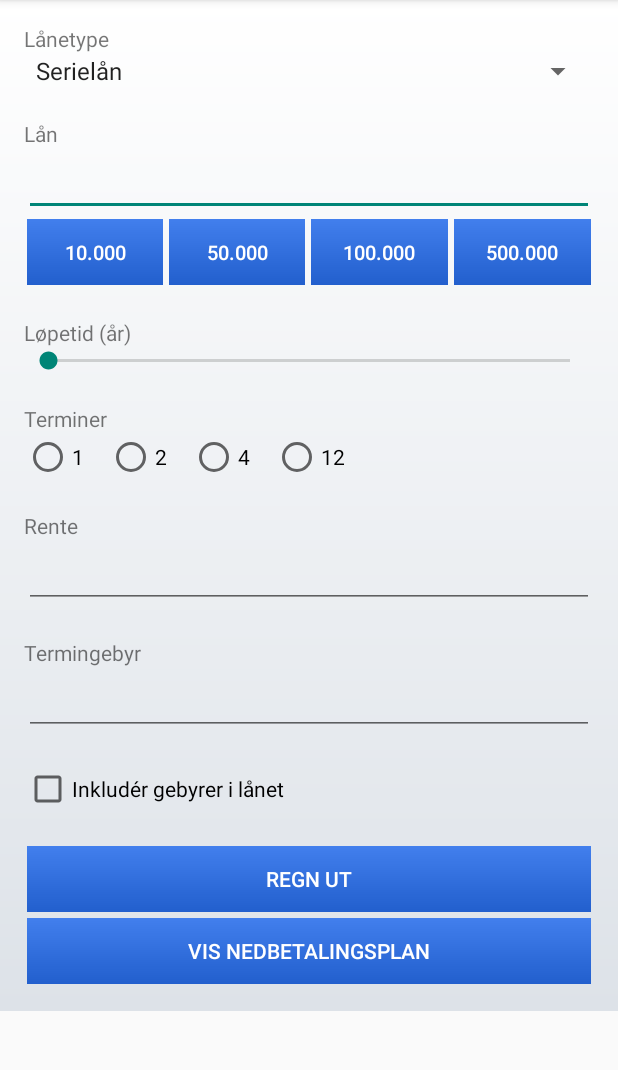
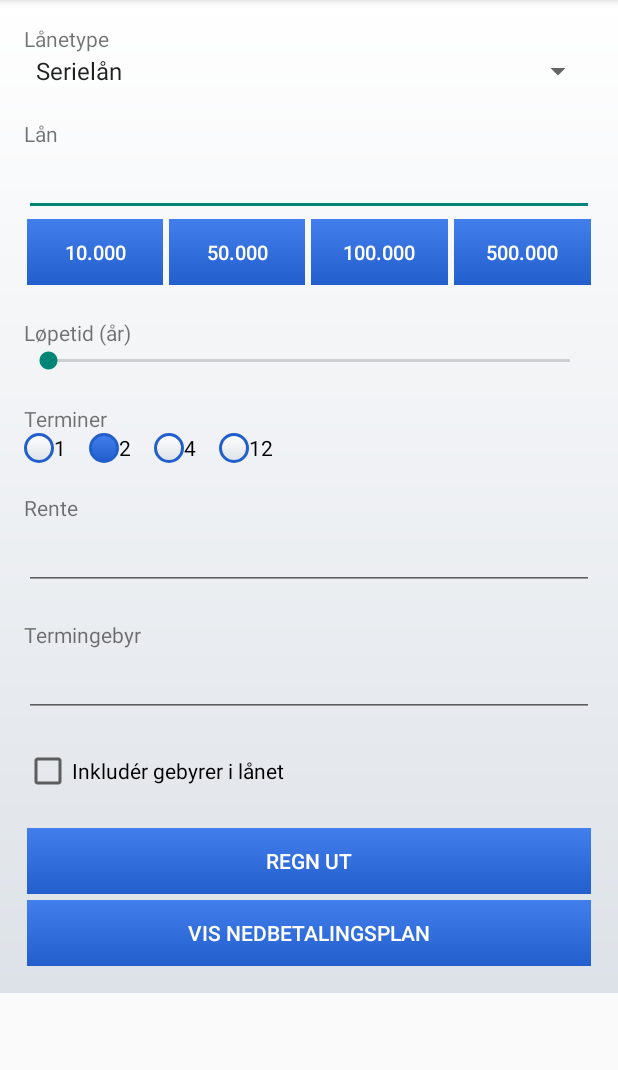
Before and after one commit to HiT-SyntaxError/Laanekalkulator, an Android app: the screen it shows after launch (MainActivity), on a phone screen of 412 x 824 dp, the part 84-1154 px from its top. Run offline under Robolectric (Android 15) with nearby library versions, the phone set to English and light mode, and no system bars.

Commit message:
Legg til egne radiobuttons

```diff
--- /dev/null
+++ b/app/src/main/res/drawable/radiobutton_selected.xml
@@ -0,0 +1,11 @@
+<?xml version="1.0" encoding="utf-8"?>
+<shape
+    xmlns:android="http://schemas.android.com/apk/res/android"
+    android:shape="oval">
+    <size android:width="20dp" android:height="20dp" />
+    <stroke android:width="2dp" android:color="@color/bluedark" />
+    <gradient
+        android:startColor="@color/bluelight"
+        android:endColor="@color/bluedark"
+        android:angle="-90" />
+</shape>
--- /dev/null
+++ b/app/src/main/res/drawable/radiobutton_selector.xml
@@ -0,0 +1,4 @@
+<selector xmlns:android="http://schemas.android.com/apk/res/android">
+    <item android:state_checked="true" android:drawable="@drawable/radiobutton_selected" />
+    <item android:drawable="@drawable/radiobutton_unselected" />
+</selector>
--- /dev/null
+++ b/app/src/main/res/drawable/radiobutton_unselected.xml
@@ -0,0 +1,11 @@
+<?xml version="1.0" encoding="utf-8"?>
+<shape
+    xmlns:android="http://schemas.android.com/apk/res/android"
+    android:shape="oval">
+    <size android:width="20dp" android:height="20dp" />
+    <stroke android:width="2dp" android:color="@color/bluedark" />
+    <gradient
+        android:startColor="@color/white"
+        android:endColor="@color/backgrounddark"
+        android:angle="-90" />
+</shape>
--- a/app/src/main/res/layout/activity_main.xml
+++ b/app/src/main/res/layout/activity_main.xml
@@ -124,27 +124,32 @@
                 android:layout_width="wrap_content"
                 android:layout_height="wrap_content"
                 android:text="1"
-                android:layout_marginRight="15dp"/>
+                android:layout_marginRight="15dp"
+                android:button="@drawable/radiobutton_selector"/>
 
             <RadioButton
                 android:id="@+id/radiobuttonTerminer2"
                 android:layout_width="wrap_content"
                 android:layout_height="wrap_content"
                 android:text="2"
-                android:layout_marginRight="15dp"/>
+                android:layout_marginRight="15dp"
+                android:checked="true"
+                android:button="@drawable/radiobutton_selector" />
 
             <RadioButton
                 android:id="@+id/radiobuttonTerminer4"
                 android:layout_width="wrap_content"
                 android:layout_height="wrap_content"
                 android:text="4"
-                android:layout_marginRight="15dp"/>
+                android:layout_marginRight="15dp"
+                android:button="@drawable/radiobutton_selector" />
 
             <RadioButton
                 android:id="@+id/radiobuttonTerminer12"
                 android:layout_width="wrap_content"
                 android:layout_height="wrap_content"
-                android:text="12" />
+                android:text="12"
+                android:button="@drawable/radiobutton_selector"/>
         </RadioGroup>
 
 
--- a/app/src/main/res/layout/activity_nedbetalingsplan_rad.xml
+++ b/app/src/main/res/layout/activity_nedbetalingsplan_rad.xml
@@ -5,5 +5,4 @@
     android:textSize="13dp"
     android:textColor="@color/black"
     android:padding="6dp">
-
 </TextView>
```
